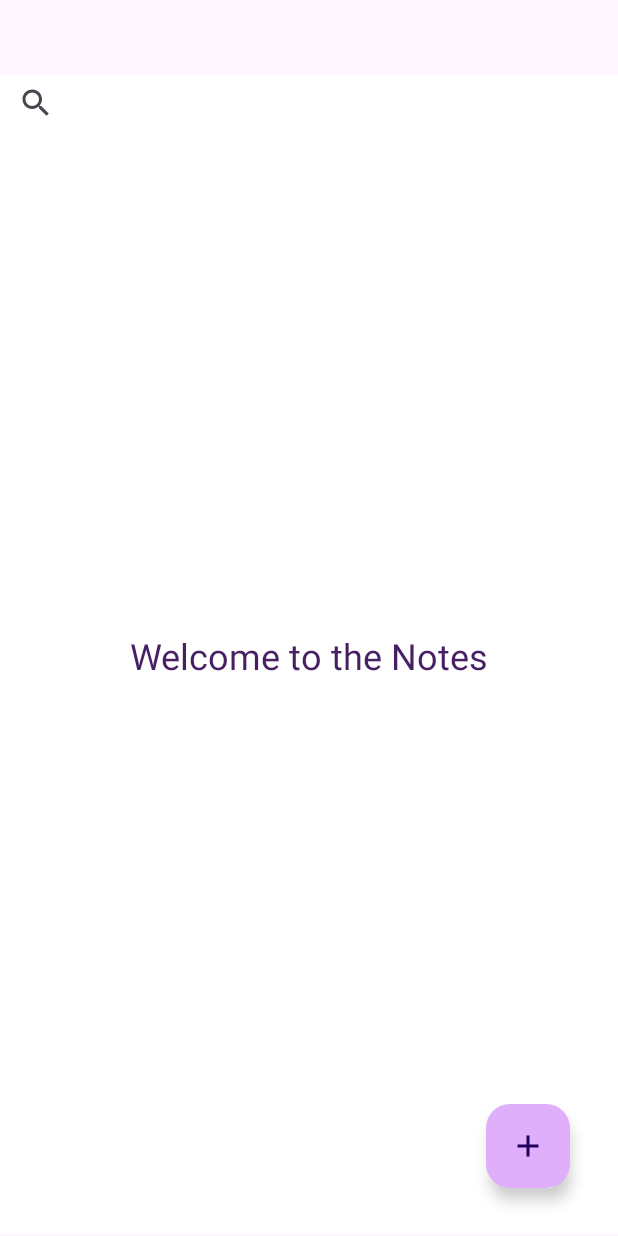
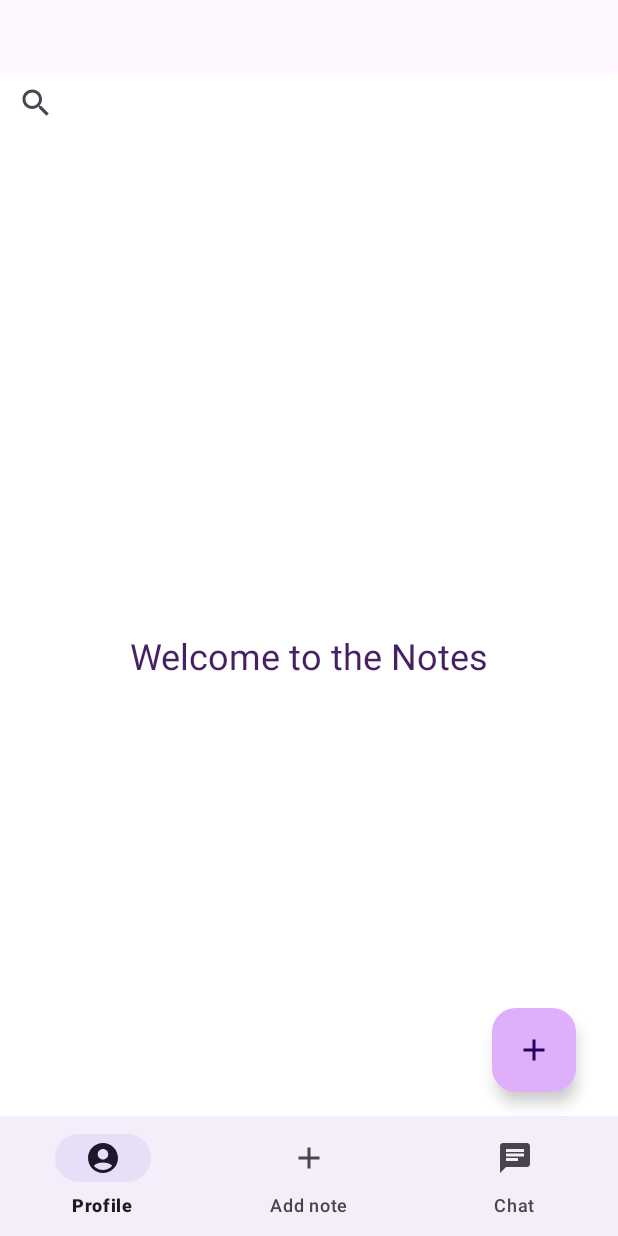
Before and after one commit to VladaZh/Notes, an Android app: the screen it shows after launch (MainActivity), on a phone screen of 412 x 824 dp. Run offline under Robolectric (Android 15) with nearby library versions, the phone set to English and light mode, and no system bars.

Commit message:
design is changed

```diff
--- /dev/null
+++ b/app/src/main/res/drawable-anydpi/ic_chat.xml
@@ -0,0 +1,12 @@
+<vector xmlns:android="http://schemas.android.com/apk/res/android"
+    android:width="24dp"
+    android:height="24dp"
+    android:viewportWidth="24"
+    android:viewportHeight="24"
+    android:tint="#333333"
+    android:alpha="1.0"
+    android:autoMirrored="true">
+  <path
+      android:fillColor="@android:color/white"
+      android:pathData="M20,2L4,2c-1.1,0 -1.99,0.9 -1.99,2L2,22l4,-4h14c1.1,0 2,-0.9 2,-2L22,4c0,-1.1 -0.9,-2 -2,-2zM6,9h12v2L6,11L6,9zM14,14L6,14v-2h8v2zM18,8L6,8L6,6h12v2z"/>
+</vector>
--- /dev/null
+++ b/app/src/main/res/drawable-anydpi/ic_profile.xml
@@ -0,0 +1,11 @@
+<vector xmlns:android="http://schemas.android.com/apk/res/android"
+    android:width="24dp"
+    android:height="24dp"
+    android:viewportWidth="24"
+    android:viewportHeight="24"
+    android:tint="#333333"
+    android:alpha="1.0">
+  <path
+      android:fillColor="@android:color/white"
+      android:pathData="M12,2C6.48,2 2,6.48 2,12s4.48,10 10,10s10,-4.48 10,-10S17.52,2 12,2zM12,6c1.93,0 3.5,1.57 3.5,3.5S13.93,13 12,13s-3.5,-1.57 -3.5,-3.5S10.07,6 12,6zM12,20c-2.03,0 -4.43,-0.82 -6.14,-2.88C7.55,15.8 9.68,15 12,15s4.45,0.8 6.14,2.12C16.43,19.18 14.03,20 12,20z"/>
+</vector>
--- a/app/src/main/res/layout/activity_main.xml
+++ b/app/src/main/res/layout/activity_main.xml
@@ -39,8 +39,8 @@
         android:id="@+id/fbNew"
         android:layout_width="wrap_content"
         android:layout_height="wrap_content"
-        android:layout_marginEnd="32dp"
-        android:layout_marginBottom="32dp"
+        android:layout_marginEnd="28dp"
+        android:layout_marginBottom="96dp"
         android:clickable="true"
         android:onClick="onClickNew"
         app:backgroundTint="@color/buttonColor"
@@ -60,4 +60,15 @@
         app:layout_constraintStart_toStartOf="parent"
         app:layout_constraintTop_toTopOf="@+id/rcView" />
 
+    <com.google.android.material.bottomnavigation.BottomNavigationView
+        android:id="@+id/nvMenu"
+        android:layout_width="match_parent"
+        android:layout_height="wrap_content"
+        android:background="@color/menuColor"
+        app:itemRippleColor="@color/purpleBg"
+        app:layout_constraintBottom_toBottomOf="parent"
+        app:layout_constraintEnd_toEndOf="parent"
+        app:layout_constraintStart_toStartOf="parent"
+        app:menu="@menu/bottom_navigation_menu" />
+
 </androidx.constraintlayout.widget.ConstraintLayout>
--- a/app/src/main/res/layout/rc_item.xml
+++ b/app/src/main/res/layout/rc_item.xml
@@ -7,7 +7,7 @@
     android:layout_marginStart="3dp"
     android:layout_marginLeft="3dp"
     android:layout_marginTop="3dp"
-    android:background="#E8D0F4">
+    android:background="@color/purpleBg">
 
     <TextView
         android:id="@+id/tvTitle"
--- /dev/null
+++ b/app/src/main/res/menu/bottom_navigation_menu.xml
@@ -0,0 +1,20 @@
+<?xml version="1.0" encoding="utf-8"?>
+<menu xmlns:android="http://schemas.android.com/apk/res/android">
+
+    <item
+        android:id="@+id/nvProfile"
+        android:icon="@drawable/ic_profile"
+        android:title="Profile" />
+
+    <item
+        android:id="@+id/nvAdd"
+        android:title="Add note"
+        android:icon="@drawable/ic_action_name" />
+
+    <item
+        android:id="@+id/nvChat"
+        android:title="Chat"
+        android:icon="@drawable/ic_chat" />
+
+
+</menu>
--- a/app/src/main/res/values/colors.xml
+++ b/app/src/main/res/values/colors.xml
@@ -2,6 +2,7 @@
 <resources>
     <color name="black">#FF000000</color>
     <color name="white">#FFFFFFFF</color>
+    <color name="menuColor">#F5EDFA</color>
     <color name="purpleBg">#EEDAFF</color>
     <color name="buttonColor">#DFAFFB</color>
     <color name="textColor">#471F63</color>
```
Also changed, not shown: app/src/main/res/drawable-hdpi/ic_chat.png (added), app/src/main/res/drawable-hdpi/ic_profile.png (added), app/src/main/res/drawable-mdpi/ic_chat.png (added), app/src/main/res/drawable-mdpi/ic_profile.png (added), app/src/main/res/drawable-xhdpi/ic_chat.png (added), app/src/main/res/drawable-xhdpi/ic_profile.png (added), app/src/main/res/drawable-xxhdpi/ic_chat.png (added), app/src/main/res/drawable-xxhdpi/ic_profile.png (added).
